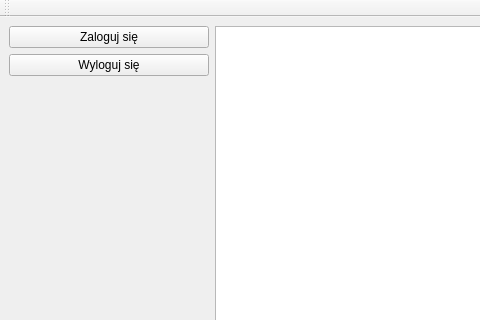
Before: the Qt Designer form mainwindow.ui in dawidwojdylak/Projekt_BD_1, drawn with Qt 5; both pictures show x 0 to 480 and y 0 to 320 of the 800 by 600 pixel window.
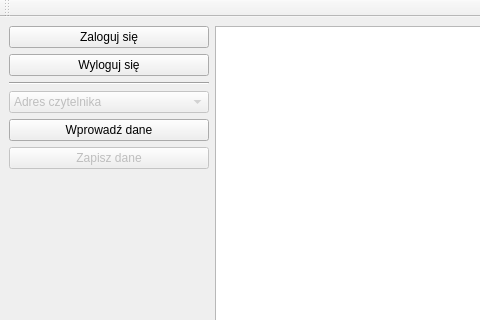
After: the same form once the commit is applied.

The edit to the form file:
```diff
--- a/mainwindow.ui
+++ b/mainwindow.ui
@@ -47,6 +47,116 @@
             </property>
            </widget>
           </item>
+          <item>
+           <widget class="Line" name="line">
+            <property name="maximumSize">
+             <size>
+              <width>200</width>
+              <height>16777215</height>
+             </size>
+            </property>
+            <property name="orientation">
+             <enum>Qt::Horizontal</enum>
+            </property>
+           </widget>
+          </item>
+          <item>
+           <widget class="QComboBox" name="comboBox_table">
+            <property name="enabled">
+             <bool>false</bool>
+            </property>
+            <property name="maximumSize">
+             <size>
+              <width>200</width>
+              <height>16777215</height>
+             </size>
+            </property>
+            <item>
+             <property name="text">
+              <string>Adres czytelnika</string>
+             </property>
+            </item>
+            <item>
+             <property name="text">
+              <string>Autor</string>
+             </property>
+            </item>
+            <item>
+             <property name="text">
+              <string>Czytelnik</string>
+             </property>
+            </item>
+            <item>
+             <property name="text">
+              <string>e_czytnik</string>
+             </property>
+            </item>
+            <item>
+             <property name="text">
+              <string>Karta biblioteczna</string>
+             </property>
+            </item>
+            <item>
+             <property name="text">
+              <string>Książka</string>
+             </property>
+            </item>
+            <item>
+             <property name="text">
+              <string>Płyta CD</string>
+             </property>
+            </item>
+            <item>
+             <property name="text">
+              <string>Płyta film</string>
+             </property>
+            </item>
+            <item>
+             <property name="text">
+              <string>Płyta muzyka</string>
+             </property>
+            </item>
+            <item>
+             <property name="text">
+              <string>Sztuka</string>
+             </property>
+            </item>
+            <item>
+             <property name="text">
+              <string>Wydawnictwo</string>
+             </property>
+            </item>
+           </widget>
+          </item>
+          <item>
+           <widget class="QPushButton" name="pushButton_input">
+            <property name="maximumSize">
+             <size>
+              <width>200</width>
+              <height>16777215</height>
+             </size>
+            </property>
+            <property name="text">
+             <string>Wprowadź dane</string>
+            </property>
+           </widget>
+          </item>
+          <item>
+           <widget class="QPushButton" name="pushButton_save">
+            <property name="enabled">
+             <bool>false</bool>
+            </property>
+            <property name="maximumSize">
+             <size>
+              <width>200</width>
+              <height>16777215</height>
+             </size>
+            </property>
+            <property name="text">
+             <string>Zapisz dane</string>
+            </property>
+           </widget>
+          </item>
           <item>
            <spacer name="verticalSpacer">
             <property name="orientation">
```
